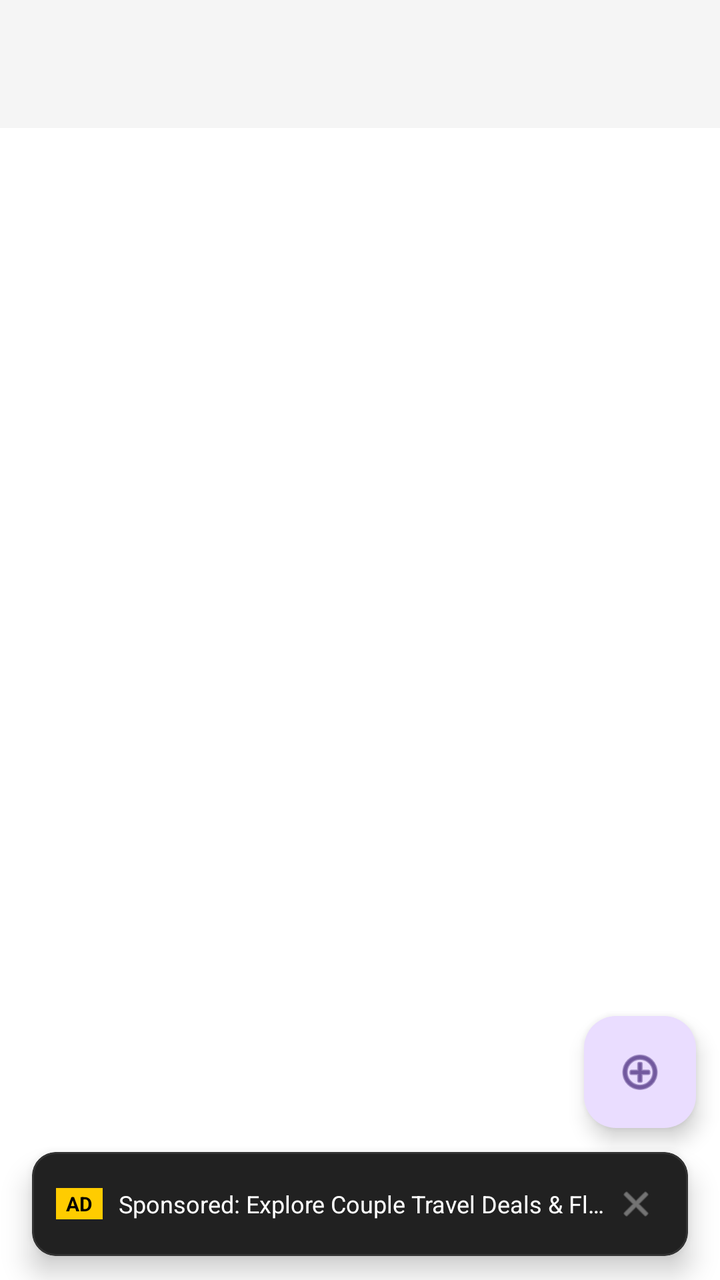
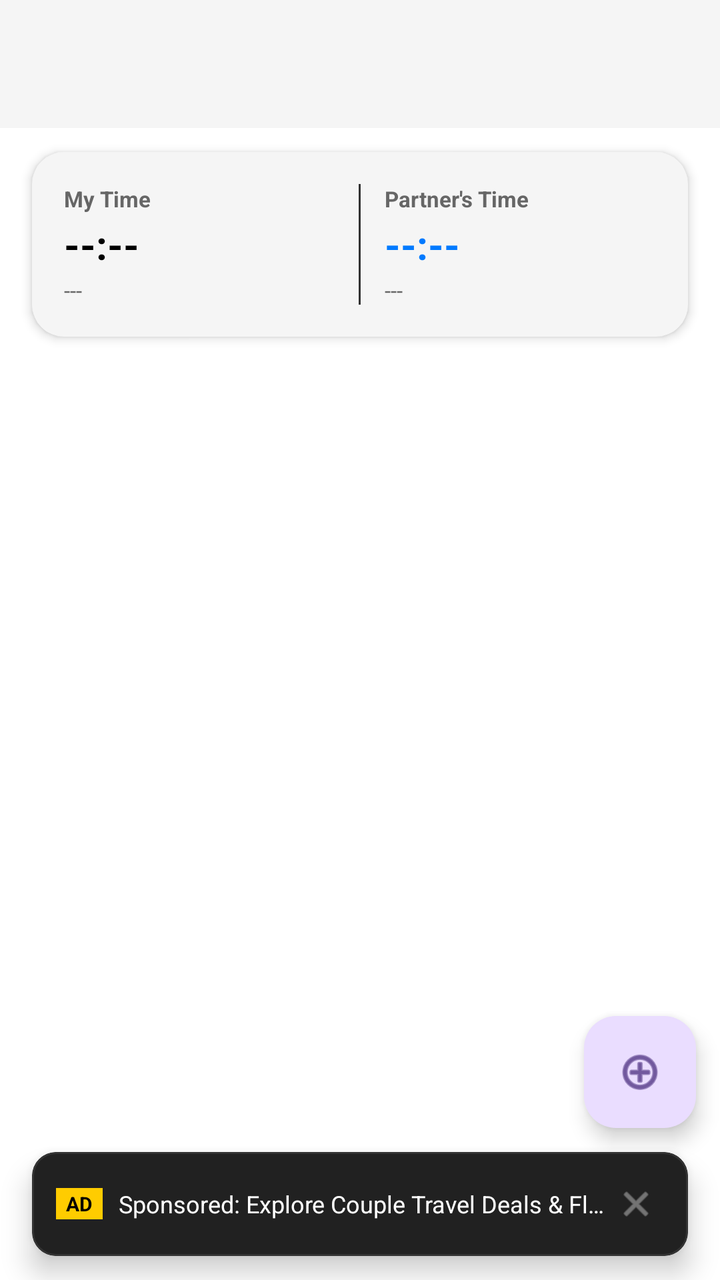

Screens rendered from an Android XML layout before and after an edit, with the pre-edit source and the edit as a unified diff.
<!-- AndroidManifest.xml: application theme Theme.ProjectCecily -->
<!-- res/layout/activity_flight.xml -->
<?xml version="1.0" encoding="utf-8"?>
<androidx.constraintlayout.widget.ConstraintLayout xmlns:android="http://schemas.android.com/apk/res/android"
    xmlns:app="http://schemas.android.com/apk/res-auto"
    android:layout_width="match_parent"
    android:layout_height="match_parent"
    android:background="@color/app_background">

    
    <com.google.android.material.appbar.AppBarLayout
        android:id="@+id/appBarLayout"
        android:layout_width="match_parent"
        android:layout_height="wrap_content"
        android:fitsSystemWindows="true"
        app:elevation="4dp"
        app:layout_constraintEnd_toEndOf="parent"
        app:layout_constraintStart_toStartOf="parent"
        app:layout_constraintTop_toTopOf="parent">

        <com.google.android.material.appbar.MaterialToolbar
            android:id="@+id/toolbar"
            android:layout_width="match_parent"
            android:layout_height="?attr/actionBarSize"
            android:background="@color/card_background" />
    </com.google.android.material.appbar.AppBarLayout>

    <androidx.recyclerview.widget.RecyclerView
        android:id="@+id/rvFlights"
        android:layout_width="0dp"
        android:layout_height="0dp"
        android:clipToPadding="false"
        android:padding="8dp"
        app:layout_constraintBottom_toTopOf="@id/cardBannerAd"
        app:layout_constraintEnd_toEndOf="parent"
        app:layout_constraintStart_toStartOf="parent"
        app:layout_constraintTop_toBottomOf="@id/appBarLayout" />

    
    <com.google.android.material.card.MaterialCardView
        android:id="@+id/cardBannerAd"
        android:layout_width="0dp"
        android:layout_height="52dp"
        android:layout_marginHorizontal="16dp"
        android:layout_marginBottom="12dp"
        app:cardBackgroundColor="#212121"
        app:cardCornerRadius="12dp"
        app:cardElevation="8dp"
        app:strokeColor="#333333"
        app:strokeWidth="1dp"
        app:layout_constraintBottom_toBottomOf="parent"
        app:layout_constraintEnd_toEndOf="parent"
        app:layout_constraintStart_toStartOf="parent">

        <LinearLayout
            android:layout_width="match_parent"
            android:layout_height="match_parent"
            android:gravity="center_vertical"
            android:orientation="horizontal"
            android:paddingHorizontal="12dp">

            <TextView
                android:layout_width="wrap_content"
                android:layout_height="wrap_content"
                android:background="#FFCC00"
                android:paddingHorizontal="5dp"
                android:paddingVertical="1dp"
                android:text="AD"
                android:textColor="#000000"
                android:textSize="10sp"
                android:textStyle="bold" />

            <TextView
                android:id="@+id/tvAdBannerText"
                android:layout_width="0dp"
                android:layout_height="wrap_content"
                android:layout_marginStart="8dp"
                android:layout_weight="1"
                android:ellipsize="end"
                android:singleLine="true"
                android:text="Sponsored: Explore Couple Travel Deals &amp; Flights ✈️"
                android:textColor="#FFFFFF"
                android:textSize="12sp" />

            <ImageView
                android:id="@+id/btnDismissAd"
                android:layout_width="28dp"
                android:layout_height="28dp"
                android:background="?attr/selectableItemBackgroundBorderless"
                android:clickable="true"
                android:contentDescription="Close Ad"
                android:focusable="true"
                android:padding="4dp"
                android:src="@android:drawable/ic_menu_close_clear_cancel"
                app:tint="#AAAAAA" />
        </LinearLayout>
    </com.google.android.material.card.MaterialCardView>

    <com.google.android.material.floatingactionbutton.FloatingActionButton
        android:id="@+id/fabAddFlight"
        android:layout_width="wrap_content"
        android:layout_height="wrap_content"
        android:layout_margin="12dp"
        android:contentDescription="Add flight"
        app:layout_constraintBottom_toTopOf="@id/cardBannerAd"
        app:layout_constraintEnd_toEndOf="parent"
        app:srcCompat="@android:drawable/ic_menu_add" />

</androidx.constraintlayout.widget.ConstraintLayout>
<!-- resources referenced by this layout -->
<resources>
  <color name="app_background">#FFFFFF</color>
  <color name="card_background">#F5F5F5</color>
  <style name="Theme.ProjectCecily" parent="Base.Theme.ProjectCecily" />
  <style name="Base.Theme.ProjectCecily" parent="Theme.Material3.DayNight.NoActionBar">
          
          <item name="colorPrimary">@color/nav_selected</item>
          <item name="windowActionBar">false</item>
          <item name="windowNoTitle">true</item>
  
          
          <item name="colorOnSecondaryContainer">@color/nav_selected</item>
      </style>
  <color name="nav_selected">#007AFF</color>
</resources>

<!-- the commit's change to res/layout/activity_flight.xml (unified diff, before → after) -->
@@ -23,6 +23,151 @@
             android:background="@color/card_background" />
     </com.google.android.material.appbar.AppBarLayout>
 
+    
+    <com.google.android.material.card.MaterialCardView
+        android:id="@+id/cardHeaderTimezone"
+        android:layout_width="0dp"
+        android:layout_height="wrap_content"
+        android:layout_marginHorizontal="16dp"
+        android:layout_marginTop="12dp"
+        android:layout_marginBottom="4dp"
+        app:cardBackgroundColor="@color/card_background"
+        app:cardCornerRadius="16dp"
+        app:cardElevation="3dp"
+        app:strokeWidth="0dp"
+        app:layout_constraintEnd_toEndOf="parent"
+        app:layout_constraintStart_toStartOf="parent"
+        app:layout_constraintTop_toBottomOf="@id/appBarLayout">
+
+        <LinearLayout
+            android:layout_width="match_parent"
+            android:layout_height="wrap_content"
+            android:orientation="vertical"
+            android:padding="16dp">
+
+            
+            <LinearLayout
+                android:id="@+id/layoutDualTimezone"
+                android:layout_width="match_parent"
+                android:layout_height="wrap_content"
+                android:baselineAligned="false"
+                android:orientation="horizontal"
+                android:visibility="visible">
+
+                
+                <LinearLayout
+                    android:layout_width="0dp"
+                    android:layout_height="wrap_content"
+                    android:layout_weight="1"
+                    android:orientation="vertical">
+
+                    <TextView
+                        android:id="@+id/tvMyTzTitle"
+                        android:layout_width="wrap_content"
+                        android:layout_height="wrap_content"
+                        android:text="My Time"
+                        android:textColor="@color/text_secondary"
+                        android:textSize="11sp"
+                        android:textStyle="bold" />
+
+                    <TextView
+                        android:id="@+id/tvMyTimeClock"
+                        android:layout_width="wrap_content"
+                        android:layout_height="wrap_content"
+                        android:layout_marginTop="2dp"
+                        android:text="--:--"
+                        android:textColor="@color/text_primary"
+                        android:textSize="20sp"
+                        android:textStyle="bold" />
+
+                    <TextView
+                        android:id="@+id/tvMyDateInfo"
+                        android:layout_width="wrap_content"
+                        android:layout_height="wrap_content"
+                        android:layout_marginTop="2dp"
+                        android:text="---"
+                        android:textColor="@color/text_secondary"
+                        android:textSize="11sp" />
+                </LinearLayout>
+
+                
+                <View
+                    android:layout_width="1dp"
+                    android:layout_height="match_parent"
+                    android:layout_marginHorizontal="12dp"
+                    android:background="#333333" />
+
+                
+                <LinearLayout
+                    android:layout_width="0dp"
+                    android:layout_height="wrap_content"
+                    android:layout_weight="1"
+                    android:orientation="vertical">
+
+                    <TextView
+                        android:id="@+id/tvPartnerTzTitle"
+                        android:layout_width="wrap_content"
+                        android:layout_height="wrap_content"
+                        android:text="Partner's Time"
+                        android:textColor="@color/text_secondary"
+                        android:textSize="11sp"
+                        android:textStyle="bold" />
+
+                    <TextView
+                        android:id="@+id/tvPartnerTimeClock"
+                        android:layout_width="wrap_content"
+                        android:layout_height="wrap_content"
+                        android:layout_marginTop="2dp"
+                        android:text="--:--"
+                        android:textColor="@color/nav_selected"
+                        android:textSize="20sp"
+                        android:textStyle="bold" />
+
+                    <TextView
+                        android:id="@+id/tvPartnerDateInfo"
+                        android:layout_width="wrap_content"
+                        android:layout_height="wrap_content"
+                        android:layout_marginTop="2dp"
+                        android:text="---"
+                        android:textColor="@color/text_secondary"
+                        android:textSize="11sp" />
+                </LinearLayout>
+
+            </LinearLayout>
+
+            
+            <LinearLayout
+                android:id="@+id/layoutSingleTimezone"
+                android:layout_width="match_parent"
+                android:layout_height="wrap_content"
+                android:gravity="center"
+                android:orientation="vertical"
+                android:visibility="gone">
+
+                <TextView
+                    android:id="@+id/tvSingleTimeClock"
+                    android:layout_width="wrap_content"
+                    android:layout_height="wrap_content"
+                    android:text="--:--"
+                    android:textColor="@color/text_primary"
+                    android:textSize="20sp"
+                    android:textStyle="bold" />
+
+                <TextView
+                    android:id="@+id/tvSingleDateInfo"
+                    android:layout_width="wrap_content"
+                    android:layout_height="wrap_content"
+                    android:layout_marginTop="2dp"
+                    android:text="--- • Same Timezone 💖"
+                    android:textColor="@color/nav_selected"
+                    android:textSize="12sp"
+                    android:textStyle="bold" />
+
+            </LinearLayout>
+
+        </LinearLayout>
+    </com.google.android.material.card.MaterialCardView>
+
     <androidx.recyclerview.widget.RecyclerView
         android:id="@+id/rvFlights"
         android:layout_width="0dp"
@@ -32,7 +177,7 @@
         app:layout_constraintBottom_toTopOf="@id/cardBannerAd"
         app:layout_constraintEnd_toEndOf="parent"
         app:layout_constraintStart_toStartOf="parent"
-        app:layout_constraintTop_toBottomOf="@id/appBarLayout" />
+        app:layout_constraintTop_toBottomOf="@id/cardHeaderTimezone" />
 
     
     <com.google.android.material.card.MaterialCardView
<!-- resource entries referenced after the edit -->
@@ -13,5 +13,7 @@
           <item name="colorOnSecondaryContainer">@color/nav_selected</item>
       </style>
   <color name="nav_selected">#007AFF</color>
+  <color name="text_primary">#000000</color>
+  <color name="text_secondary">#666666</color>
 </resources>
 
